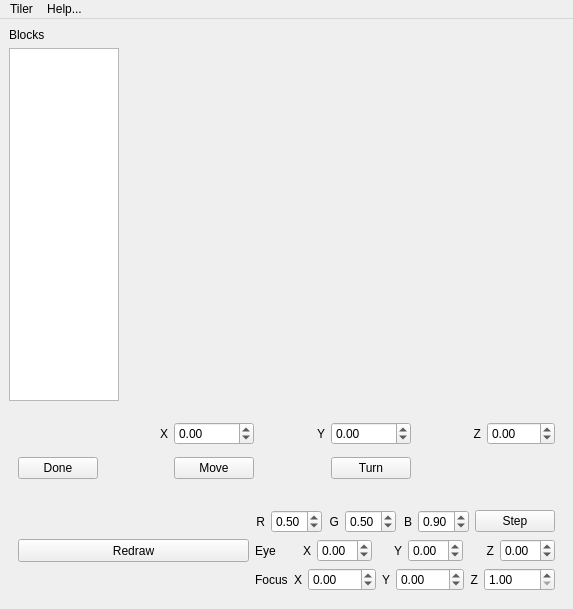
Old version of the form ui/tiler.ui in the repository berndhs/tiler.
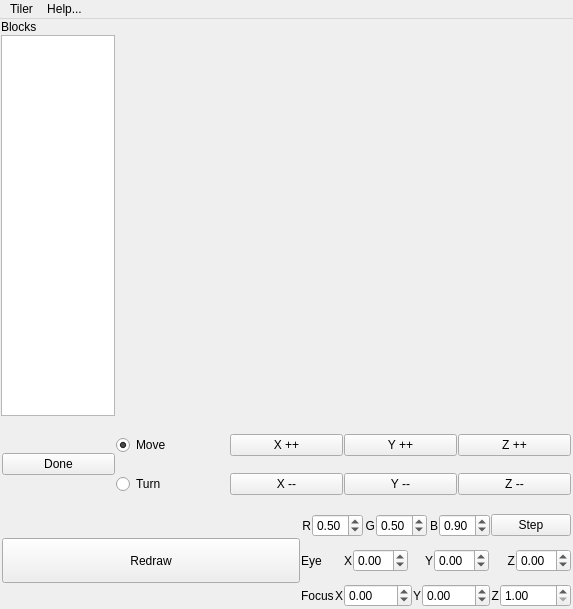
New version of the form. Icons and pictures are not drawn. Custom widgets are drawn as their Qt base class.

Commit message: better move and turn

Patch:
```diff
--- a/ui/tiler.ui
+++ b/ui/tiler.ui
@@ -53,102 +53,6 @@
       </property>
      </widget>
     </item>
-    <item row="2" column="0" colspan="2">
-     <widget class="QWidget" name="blockControl" native="true">
-      <property name="sizePolicy">
-       <sizepolicy hsizetype="Expanding" vsizetype="Expanding">
-        <horstretch>0</horstretch>
-        <verstretch>10</verstretch>
-       </sizepolicy>
-      </property>
-      <layout class="QGridLayout" name="gridLayout">
-       <item row="0" column="1">
-        <widget class="QLabel" name="label_13">
-         <property name="text">
-          <string>X</string>
-         </property>
-         <property name="alignment">
-          <set>Qt::AlignRight|Qt::AlignTrailing|Qt::AlignVCenter</set>
-         </property>
-        </widget>
-       </item>
-       <item row="0" column="2">
-        <widget class="QDoubleSpinBox" name="blockX">
-         <property name="minimum">
-          <double>-360.000000000000000</double>
-         </property>
-         <property name="maximum">
-          <double>360.000000000000000</double>
-         </property>
-        </widget>
-       </item>
-       <item row="0" column="3">
-        <widget class="QLabel" name="label_14">
-         <property name="text">
-          <string>Y</string>
-         </property>
-         <property name="alignment">
-          <set>Qt::AlignRight|Qt::AlignTrailing|Qt::AlignVCenter</set>
-         </property>
-        </widget>
-       </item>
-       <item row="0" column="4">
-        <widget class="QDoubleSpinBox" name="blockY">
-         <property name="minimum">
-          <double>-360.000000000000000</double>
-         </property>
-         <property name="maximum">
-          <double>360.000000000000000</double>
-         </property>
-        </widget>
-       </item>
-       <item row="0" column="5">
-        <widget class="QLabel" name="label_15">
-         <property name="text">
-          <string>Z</string>
-         </property>
-         <property name="alignment">
-          <set>Qt::AlignRight|Qt::AlignTrailing|Qt::AlignVCenter</set>
-         </property>
-        </widget>
-       </item>
-       <item row="0" column="6">
-        <widget class="QDoubleSpinBox" name="blockZ">
-         <property name="minimum">
-          <double>-360.000000000000000</double>
-         </property>
-         <property name="maximum">
-          <double>360.000000000000000</double>
-         </property>
-         <property name="singleStep">
-          <double>0.200000000000000</double>
-         </property>
-        </widget>
-       </item>
-       <item row="1" column="2">
-        <widget class="QPushButton" name="moveBlockButton">
-         <property name="text">
-          <string>Move</string>
-         </property>
-        </widget>
-       </item>
-       <item row="1" column="4">
-        <widget class="QPushButton" name="turnBlockButton">
-         <property name="text">
-          <string>Turn</string>
-         </property>
-        </widget>
-       </item>
-       <item row="1" column="0">
-        <widget class="QPushButton" name="doneBlockButton">
-         <property name="text">
-          <string>Done</string>
-         </property>
-        </widget>
-       </item>
-      </layout>
-     </widget>
-    </item>
     <item row="3" column="0" colspan="2">
      <widget class="QWidget" name="viewControl" native="true">
       <property name="sizePolicy">
@@ -405,6 +309,108 @@
       </layout>
      </widget>
     </item>
+    <item row="2" column="0" colspan="2">
+     <widget class="QWidget" name="blockControl" native="true">
+      <property name="sizePolicy">
+       <sizepolicy hsizetype="Expanding" vsizetype="Expanding">
+        <horstretch>0</horstretch>
+        <verstretch>10</verstretch>
+       </sizepolicy>
+      </property>
+      <layout class="QGridLayout" name="gridLayout">
+       <item row="0" column="0" rowspan="2">
+        <widget class="QPushButton" name="doneBlockButton">
+         <property name="text">
+          <string>Done</string>
+         </property>
+        </widget>
+       </item>
+       <item row="0" column="1">
+        <widget class="QRadioButton" name="moveCheck">
+         <property name="text">
+          <string>Move</string>
+         </property>
+         <property name="checked">
+          <bool>true</bool>
+         </property>
+         <attribute name="buttonGroup">
+          <string>blcokCheckGroup</string>
+         </attribute>
+        </widget>
+       </item>
+       <item row="0" column="2">
+        <widget class="QPushButton" name="plusXButton">
+         <property name="text">
+          <string>X ++</string>
+         </property>
+         <property name="autoRepeat">
+          <bool>true</bool>
+         </property>
+        </widget>
+       </item>
+       <item row="0" column="3">
+        <widget class="QPushButton" name="plusYButton">
+         <property name="text">
+          <string>Y ++</string>
+         </property>
+         <property name="autoRepeat">
+          <bool>true</bool>
+         </property>
+        </widget>
+       </item>
+       <item row="0" column="4">
+        <widget class="QPushButton" name="plusZButton">
+         <property name="text">
+          <string>Z ++</string>
+         </property>
+         <property name="autoRepeat">
+          <bool>true</bool>
+         </property>
+        </widget>
+       </item>
+       <item row="1" column="1">
+        <widget class="QRadioButton" name="turnCheck">
+         <property name="text">
+          <string>Turn</string>
+         </property>
+         <attribute name="buttonGroup">
+          <string>blcokCheckGroup</string>
+         </attribute>
+        </widget>
+       </item>
+       <item row="1" column="2">
+        <widget class="QPushButton" name="minusXButton">
+         <property name="text">
+          <string>X --</string>
+         </property>
+         <property name="autoRepeat">
+          <bool>true</bool>
+         </property>
+        </widget>
+       </item>
+       <item row="1" column="3">
+        <widget class="QPushButton" name="minusYButton">
+         <property name="text">
+          <string>Y --</string>
+         </property>
+         <property name="autoRepeat">
+          <bool>true</bool>
+         </property>
+        </widget>
+       </item>
+       <item row="1" column="4">
+        <widget class="QPushButton" name="minusZButton">
+         <property name="text">
+          <string>Z --</string>
+         </property>
+         <property name="autoRepeat">
+          <bool>true</bool>
+         </property>
+        </widget>
+       </item>
+      </layout>
+     </widget>
+    </item>
    </layout>
   </widget>
   <widget class="QMenuBar" name="menubar">
@@ -476,6 +482,7 @@
    </property>
   </action>
  </widget>
+ <layoutdefault spacing="1" margin="1"/>
  <customwidgets>
   <customwidget>
    <class>tiler::GLScene</class>
```
Left out of the diff: 3 changed lines with no effect on the pictures. The commit also changes 9 other files.
